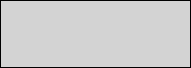
Qt form modules/olvis3/projects/OlvisGuiPlugin/src/FilterConnect/FilterWidget.ui (OFFIS-Automation/Framework) before a commit.
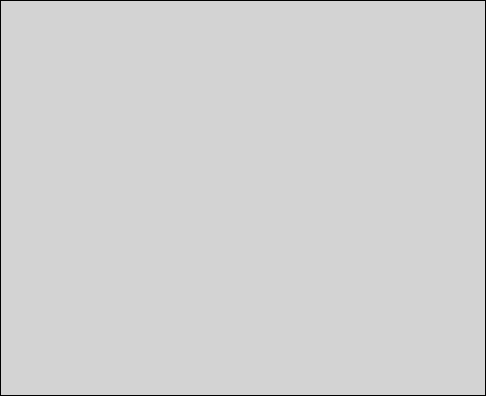
The same form after that commit. Icons and pictures are not drawn. Custom widgets are drawn as their Qt base class.

```diff
--- a/modules/olvis3/projects/OlvisGuiPlugin/src/FilterConnect/FilterWidget.ui
+++ b/modules/olvis3/projects/OlvisGuiPlugin/src/FilterConnect/FilterWidget.ui
@@ -6,8 +6,8 @@
    <rect>
     <x>0</x>
     <y>0</y>
-    <width>191</width>
-    <height>68</height>
+    <width>486</width>
+    <height>396</height>
    </rect>
   </property>
   <property name="sizePolicy">
```
Left out of the diff: 11 changed lines with no effect on the pictures.
